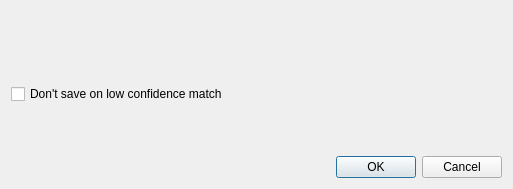
Above: autotagstartwindow.ui from comictagger/comictagger before the change. Below: the same form after it.
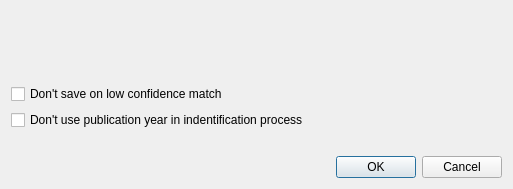
That is the form after the change.

```diff
--- a/autotagstartwindow.ui
+++ b/autotagstartwindow.ui
@@ -50,6 +50,13 @@
          </property>
         </widget>
        </item>
+       <item row="1" column="0">
+        <widget class="QCheckBox" name="cbxDontUseYear">
+         <property name="text">
+          <string>Don't use publication year in indentification process</string>
+         </property>
+        </widget>
+       </item>
       </layout>
      </item>
      <item>
```
